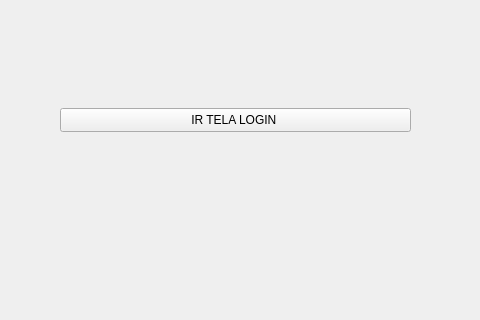
Before: the Qt Designer form vinil_qt/mainwindow.ui in INF112-Programacao2/20222-team-9, drawn with Qt 5; both pictures show x 140 to 620 and y 92 to 412 of the 800 by 600 pixel window.
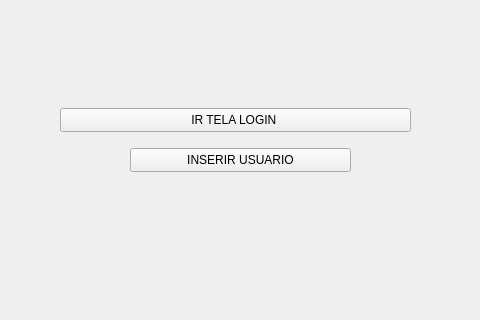
After: the same form once the commit is applied.

Commit message: Adição da tela de Inserir Usuario

Patch:
```diff
--- a/vinil_qt/mainwindow.ui
+++ b/vinil_qt/mainwindow.ui
@@ -27,6 +27,19 @@
      <string>IR TELA LOGIN </string>
     </property>
    </widget>
+   <widget class="QPushButton" name="pushButton_2">
+    <property name="geometry">
+     <rect>
+      <x>270</x>
+      <y>240</y>
+      <width>221</width>
+      <height>24</height>
+     </rect>
+    </property>
+    <property name="text">
+     <string>INSERIR USUARIO</string>
+    </property>
+   </widget>
   </widget>
   <widget class="QMenuBar" name="menubar">
    <property name="geometry">
```
The commit also changes 13 other files.
